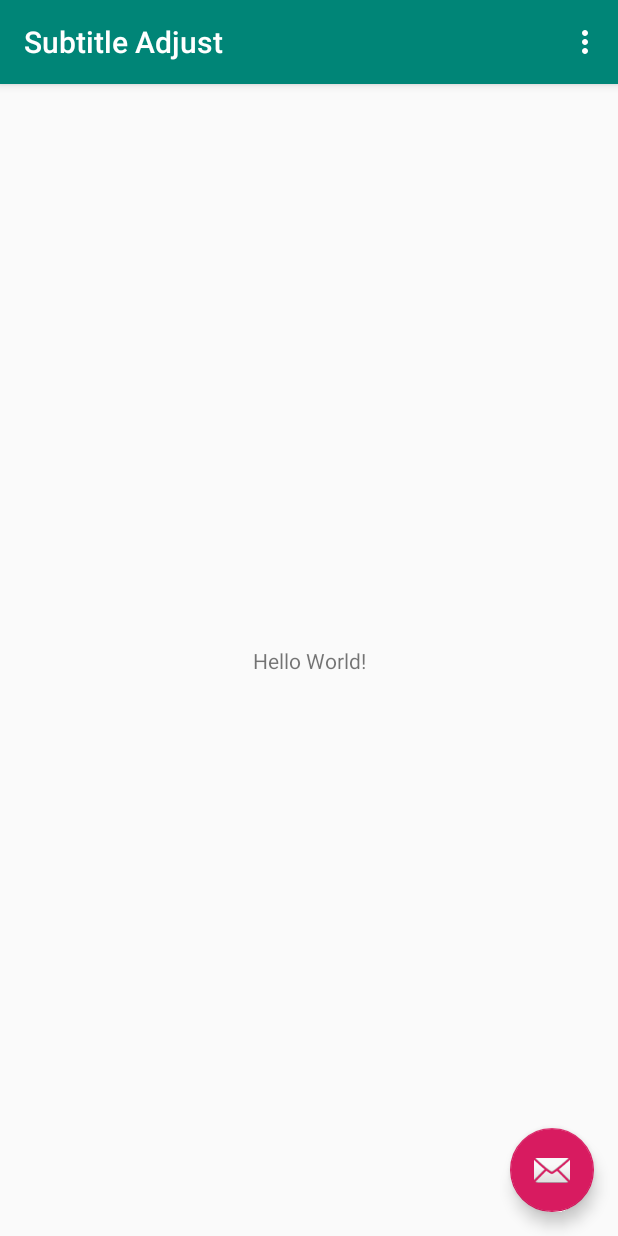
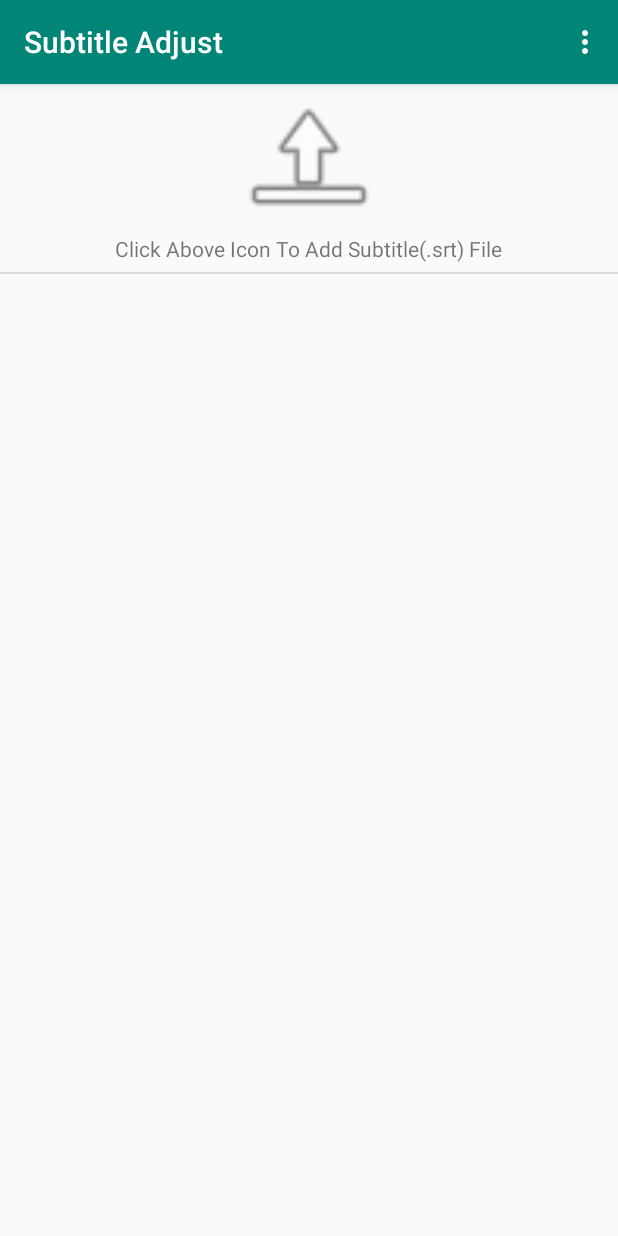
Before and after one commit to whizsid/SubtitleAdjust, an Android app: the screen it shows after launch (MainActivity), on a phone screen of 412 x 824 dp. Run offline under Robolectric (Android 15) with nearby library versions, the phone set to English and light mode, and no system bars.

Commit message:
Upload icon

```diff
--- a/app/src/main/java/com/whizsid/subtitleadjust/MainActivity.kt
+++ b/app/src/main/java/com/whizsid/subtitleadjust/MainActivity.kt
@@ -14,11 +14,6 @@ class MainActivity : AppCompatActivity() {
         super.onCreate(savedInstanceState)
         setContentView(R.layout.activity_main)
         setSupportActionBar(toolbar)
-
-        fab.setOnClickListener { view ->
-            Snackbar.make(view, "Replace with your own action", Snackbar.LENGTH_LONG)
-                .setAction("Action", null).show()
-        }
     }
 
     override fun onCreateOptionsMenu(menu: Menu): Boolean {
--- a/app/src/main/res/layout/activity_main.xml
+++ b/app/src/main/res/layout/activity_main.xml
@@ -22,12 +22,4 @@
 
     <include layout="@layout/content_main" />
 
-    <com.google.android.material.floatingactionbutton.FloatingActionButton
-        android:id="@+id/fab"
-        android:layout_width="wrap_content"
-        android:layout_height="wrap_content"
-        android:layout_gravity="bottom|end"
-        android:layout_margin="@dimen/fab_margin"
-        app:srcCompat="@android:drawable/ic_dialog_email" />
-
 </androidx.coordinatorlayout.widget.CoordinatorLayout>
--- a/app/src/main/res/layout/content_main.xml
+++ b/app/src/main/res/layout/content_main.xml
@@ -8,13 +8,37 @@
     tools:context=".MainActivity"
     tools:showIn="@layout/activity_main">
 
-    <TextView
-        android:layout_width="wrap_content"
-        android:layout_height="wrap_content"
-        android:text="Hello World!"
-        app:layout_constraintBottom_toBottomOf="parent"
-        app:layout_constraintLeft_toLeftOf="parent"
-        app:layout_constraintRight_toRightOf="parent"
-        app:layout_constraintTop_toTopOf="parent" />
+    <LinearLayout
+        android:layout_width="match_parent"
+        android:layout_height="match_parent"
+        android:orientation="vertical">
 
+        <ImageView
+            android:id="@+id/imageView"
+            android:layout_width="100dp"
+            android:layout_height="wrap_content"
+            android:layout_gravity="center"
+            android:adjustViewBounds="true"
+            android:clickable="true"
+            app:srcCompat="@android:drawable/ic_menu_upload" />
+        <TextView
+            android:layout_width="wrap_content"
+            android:layout_height="wrap_content"
+            android:text="@string/file"
+            android:layout_gravity="center"
+        />
+
+        <View
+            android:id="@+id/divider"
+            android:layout_width="match_parent"
+            android:layout_height="1dp"
+            android:layout_marginTop="6dp"
+            android:background="?android:attr/listDivider" />
+
+        <ListView
+            android:id="@+id/subtitleList"
+            android:layout_width="match_parent"
+            android:layout_height="wrap_content" />
+
+    </LinearLayout>
 </androidx.constraintlayout.widget.ConstraintLayout>
--- a/app/src/main/res/values/strings.xml
+++ b/app/src/main/res/values/strings.xml
@@ -1,4 +1,8 @@
 <resources>
     <string name="app_name">Subtitle Adjust</string>
     <string name="action_settings">Settings</string>
+    <!-- Input Labels -->
+    <string name="file">Click Above Icon To Add Subtitle(.srt) File</string>
+    <string name="subtitle">Subtitle</string>
+    <string name="time">Time</string>
 </resources>
```
Also changed, not shown: app/src/main/res/layout/subtitle_item.xml (added, +18 -0 lines).
